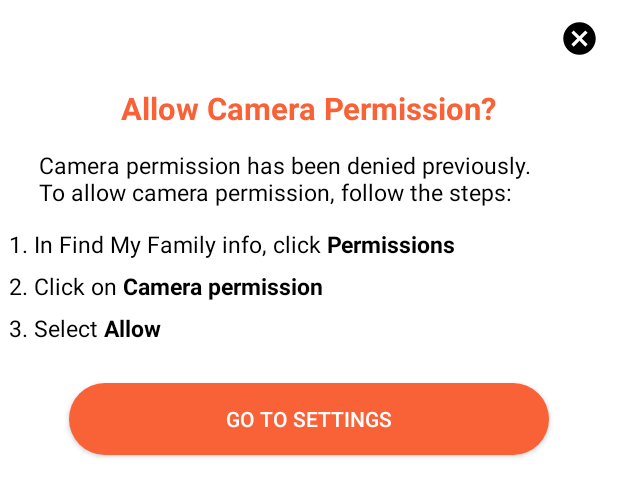
After one commit to shero333/Locator360Uprock, an Android app: the layout layout_camera_dialog.xml on its own in the app's theme, with its tools: preview values and no code run, on a phone screen of 412 x 824 dp. The commit adds this screen. Shown: the top 496 px of the screen. Run offline under Robolectric (Android 15) with nearby library versions, the phone set to English and light mode, and no system bars.

Commit message:
permission request dialogs implemented

```diff
--- /dev/null
+++ b/app/src/main/res/drawable/ic_error.xml
@@ -0,0 +1,5 @@
+<vector android:height="32dp" android:tint="#000000"
+    android:viewportHeight="24" android:viewportWidth="24"
+    android:width="32dp" xmlns:android="http://schemas.android.com/apk/res/android">
+    <path android:fillColor="@android:color/white" android:pathData="M12,2C6.48,2 2,6.48 2,12s4.48,10 10,10 10,-4.48 10,-10S17.52,2 12,2zM13,17h-2v-2h2v2zM13,13h-2L11,7h2v6z"/>
+</vector>
--- /dev/null
+++ b/app/src/main/res/drawable/round_permission_dialog.xml
@@ -0,0 +1,12 @@
+<?xml version="1.0" encoding="utf-8"?>
+<shape xmlns:android="http://schemas.android.com/apk/res/android">
+    <solid
+        android:color="@color/white"/>
+    <corners
+        android:radius="@dimen/_30sdp" />
+    <padding
+        android:left="@dimen/_5sdp"
+        android:top="@dimen/_5sdp"
+        android:right="@dimen/_5sdp"
+        android:bottom="@dimen/_5sdp" />
+</shape>
--- /dev/null
+++ b/app/src/main/res/layout/layout_camera_dialog.xml
@@ -0,0 +1,91 @@
+<?xml version="1.0" encoding="utf-8"?>
+<androidx.constraintlayout.widget.ConstraintLayout xmlns:android="http://schemas.android.com/apk/res/android"
+    xmlns:app="http://schemas.android.com/apk/res-auto"
+    android:layout_width="match_parent"
+    android:layout_height="wrap_content"
+    android:background="@drawable/round_permission_dialog">
+
+    <androidx.constraintlayout.utils.widget.ImageFilterView
+        android:id="@+id/img_cancel_dialog"
+        android:layout_width="@dimen/_20sdp"
+        android:layout_height="@dimen/_20sdp"
+        android:layout_margin="@dimen/_5sdp"
+        app:layout_constraintEnd_toEndOf="parent"
+        app:layout_constraintTop_toTopOf="parent"
+        app:srcCompat="@drawable/ic_cancel" />
+
+    <TextView
+        android:id="@+id/title"
+        android:layout_width="wrap_content"
+        android:layout_height="wrap_content"
+        android:layout_marginTop="@dimen/_15sdp"
+        android:text="Allow Camera Permission?"
+        android:textColor="@color/orange"
+        android:textSize="@dimen/_16ssp"
+        android:textStyle="bold"
+        app:layout_constraintEnd_toEndOf="parent"
+        app:layout_constraintStart_toStartOf="parent"
+        app:layout_constraintTop_toBottomOf="@id/img_cancel_dialog" />
+
+    <TextView
+        android:id="@+id/sub_title"
+        android:layout_width="0dp"
+        app:layout_constraintWidth_percent="0.9"
+        android:layout_height="wrap_content"
+        android:layout_marginTop="@dimen/_10sdp"
+        android:text="Camera permission has been denied previously.\nTo allow camera permission, follow the steps:"
+        android:textColor="@color/black"
+        android:textSize="@dimen/_12ssp"
+        app:layout_constraintEnd_toEndOf="parent"
+        app:layout_constraintStart_toStartOf="parent"
+        app:layout_constraintTop_toBottomOf="@id/title" />
+
+    <TextView
+        android:id="@+id/txt_1"
+        android:layout_width="wrap_content"
+        android:layout_height="wrap_content"
+        android:layout_marginTop="@dimen/_10sdp"
+        android:text="@string/str_1"
+        android:textColor="@color/black"
+        android:textSize="@dimen/_12ssp"
+        app:layout_constraintStart_toStartOf="parent"
+        app:layout_constraintTop_toBottomOf="@id/sub_title" />
+
+    <TextView
+        android:id="@+id/txt_2"
+        android:layout_width="wrap_content"
+        android:layout_height="wrap_content"
+        android:layout_marginTop="@dimen/_5sdp"
+        android:text="@string/str_2_camera"
+        android:textColor="@color/black"
+        android:textSize="@dimen/_12ssp"
+        app:layout_constraintStart_toStartOf="parent"
+        app:layout_constraintTop_toBottomOf="@id/txt_1" />
+
+    <TextView
+        android:id="@+id/txt_3"
+        android:layout_width="wrap_content"
+        android:layout_height="wrap_content"
+        android:layout_marginTop="@dimen/_5sdp"
+        android:text="@string/str_3_camera_gallery"
+        android:textColor="@color/black"
+        android:textSize="@dimen/_12ssp"
+        app:layout_constraintStart_toStartOf="parent"
+        app:layout_constraintTop_toBottomOf="@id/txt_2" />
+
+    <androidx.appcompat.widget.AppCompatButton
+        android:id="@+id/btn_settings"
+        android:layout_width="0dp"
+        android:layout_height="wrap_content"
+        android:layout_marginTop="@dimen/_20sdp"
+        android:background="@drawable/orange_rounded_button"
+        android:text="@string/go_to_settings"
+        android:textColor="@color/white"
+        android:layout_marginBottom="@dimen/_10sdp"
+        app:layout_constraintBottom_toBottomOf="parent"
+        app:layout_constraintEnd_toEndOf="parent"
+        app:layout_constraintStart_toStartOf="parent"
+        app:layout_constraintTop_toBottomOf="@id/txt_3"
+        app:layout_constraintWidth_percent="0.8" />
+
+</androidx.constraintlayout.widget.ConstraintLayout>
--- a/app/src/main/res/values/strings.xml
+++ b/app/src/main/res/values/strings.xml
@@ -66,4 +66,11 @@
     <string name="title_gps_dialog">Turn on GPS</string>
     <string name="sub_title_gps_dialog">Your GPS setting must be turned on for Find my Family to work. Please turn on your GPS from settings</string>
     <string name="go_to_settings">Go to Settings</string>
+    <string name="title_location_dialog">Find my Family only works correctly if it\n access location \'\'All the time\'\'</string>
+    <string name="str_1">1. In Find My Family info, click <b>Permissions</b></string>
+    <string name="str_2">2. Click on <b>Location permission</b></string>
+    <string name="str_3">3. Select <b>Allow all the time</b></string>
+    <string name="str_2_camera">2. Click on <b>Camera permission</b></string>
+    <string name="str_2_gallery">2. Click on <b>Storage permission</b></string>
+    <string name="str_3_camera_gallery">3. Select <b>Allow</b></string>
 </resources>
```
Also changed, not shown: app/src/main/AndroidManifest.xml (+6 -5 lines), app/src/main/java/com/hammad/findmyfamily/HomeScreen/FragmentLocation/LocationFragment.java (+43 -33 lines), app/src/main/java/com/hammad/findmyfamily/OneTimeScreens/AddProfilePictureActivity.java (+10 -8 lines), app/src/main/java/com/hammad/findmyfamily/OneTimeScreens/RequestPermissionActivity.java (+4 -18 lines), app/src/main/java/com/hammad/findmyfamily/Util/Commons.java (+81 -4 lines), app/src/main/res/layout/layout_gallery_dialog.xml (added, +91 -0 lines), app/src/main/res/layout/layout_location_dialog.xml (added, +92 -0 lines).
